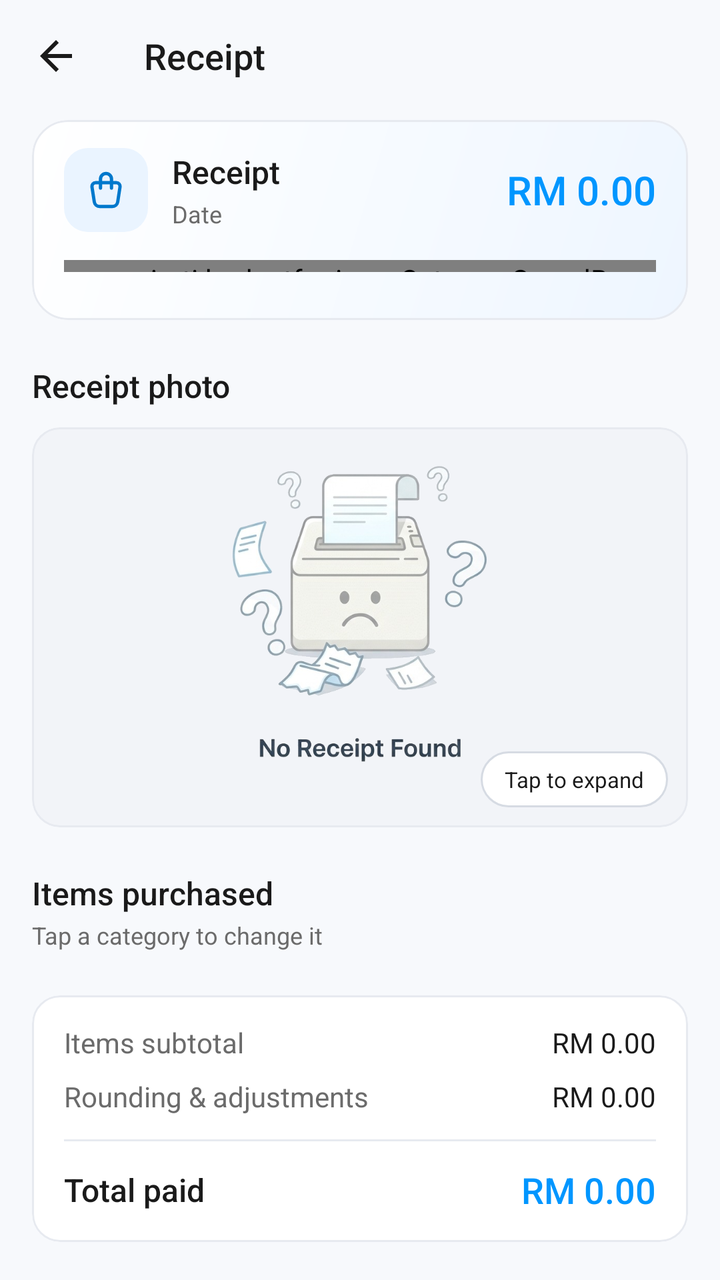
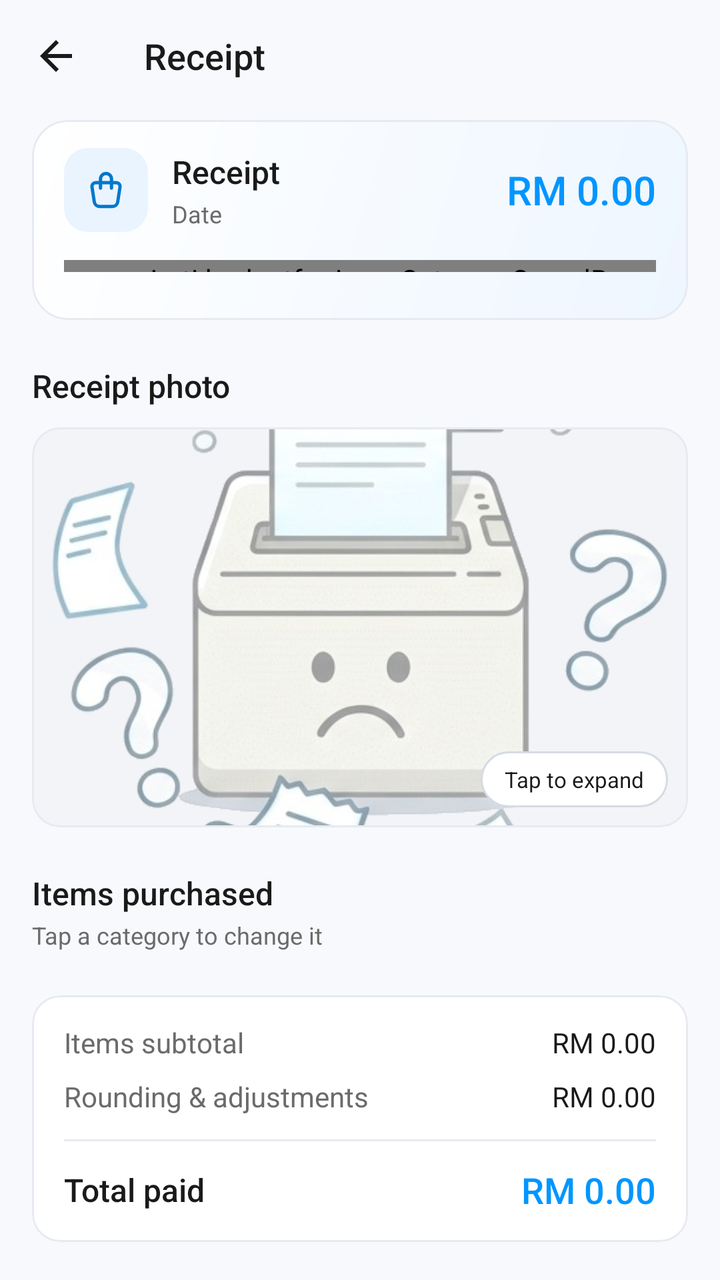

Two renders of the same Android screen: before a commit and after it. Below are the layout's source before the change and the commit's diff.
<!-- AndroidManifest.xml: application theme Theme.BudgetFY -->
<!-- res/layout/activity_receipt_detail.xml -->
<?xml version="1.0" encoding="utf-8"?>
<androidx.coordinatorlayout.widget.CoordinatorLayout
    xmlns:android="http://schemas.android.com/apk/res/android"
    xmlns:app="http://schemas.android.com/apk/res-auto"
    android:layout_width="match_parent"
    android:layout_height="match_parent"
    android:background="@color/page_bg">

    <LinearLayout
        android:layout_width="match_parent"
        android:layout_height="match_parent"
        android:orientation="vertical">

        <androidx.appcompat.widget.Toolbar
            android:id="@+id/detailToolbar"
            android:layout_width="match_parent"
            android:layout_height="?attr/actionBarSize"
            android:background="@color/page_bg"
            android:theme="@style/ThemeOverlay.App.Toolbar"
            app:navigationIcon="?attr/homeAsUpIndicator"
            app:title="Receipt"
            app:titleTextColor="@color/text_primary" />

        <androidx.core.widget.NestedScrollView
            android:layout_width="match_parent"
            android:layout_height="match_parent"
            android:clipToPadding="false"
            android:paddingBottom="28dp">

            <LinearLayout
                android:layout_width="match_parent"
                android:layout_height="wrap_content"
                android:orientation="vertical"
                android:paddingHorizontal="16dp">

                
                <com.google.android.material.card.MaterialCardView
                    android:layout_width="match_parent"
                    android:layout_height="wrap_content"
                    android:layout_marginTop="4dp"
                    app:cardCornerRadius="18dp">

                    <LinearLayout
                        android:layout_width="match_parent"
                        android:layout_height="wrap_content"
                        android:background="@drawable/bg_total_summary"
                        android:orientation="vertical"
                        android:paddingHorizontal="16dp"
                        android:paddingVertical="14dp">

                        
                        <LinearLayout
                            android:layout_width="match_parent"
                            android:layout_height="wrap_content"
                            android:gravity="center_vertical"
                            android:orientation="horizontal">

                            <ImageView
                                android:layout_width="42dp"
                                android:layout_height="42dp"
                                android:background="@drawable/bg_icon_tile"
                                android:contentDescription="@null"
                                android:padding="10dp"
                                android:src="@drawable/ic_shopping_bag" />

                            <LinearLayout
                                android:layout_width="0dp"
                                android:layout_height="wrap_content"
                                android:layout_marginStart="12dp"
                                android:layout_weight="1"
                                android:orientation="vertical">

                                <TextView
                                    android:id="@+id/detailStoreNameTextView"
                                    android:layout_width="match_parent"
                                    android:layout_height="wrap_content"
                                    android:ellipsize="end"
                                    android:fontFamily="sans-serif-medium"
                                    android:maxLines="1"
                                    android:text="Receipt"
                                    android:textColor="@color/text_primary"
                                    android:textSize="16sp" />

                                
                                <TextView
                                    android:id="@+id/detailDateTextView"
                                    android:layout_width="wrap_content"
                                    android:layout_height="wrap_content"
                                    android:layout_marginTop="2dp"
                                    android:text="Date"
                                    android:textColor="@color/text_secondary"
                                    android:textSize="12sp" />
                            </LinearLayout>

                            <TextView
                                android:id="@+id/detailTotalTextView"
                                android:layout_width="wrap_content"
                                android:layout_height="wrap_content"
                                android:layout_marginStart="10dp"
                                android:fontFamily="sans-serif-medium"
                                android:text="RM 0.00"
                                android:textColor="@color/brand_blue"
                                android:textSize="20sp" />
                        </LinearLayout>

                        
                        <com.jmti.budgetfy.views.CategorySpendBar
                            android:id="@+id/detailSpendBar"
                            android:layout_width="match_parent"
                            android:layout_height="6dp"
                            android:layout_marginTop="14dp" />

                        
                        <com.google.android.material.chip.ChipGroup
                            android:id="@+id/detailCategoryChips"
                            android:layout_width="match_parent"
                            android:layout_height="wrap_content"
                            android:layout_marginTop="10dp"
                            app:chipSpacingHorizontal="6dp"
                            app:chipSpacingVertical="6dp" />
                    </LinearLayout>
                </com.google.android.material.card.MaterialCardView>

                
                <TextView
                    android:layout_width="wrap_content"
                    android:layout_height="wrap_content"
                    android:layout_marginTop="22dp"
                    android:layout_marginBottom="10dp"
                    android:text="@string/receipt_photo"
                    android:textAppearance="@style/TextAppearance.App.Title" />

                <com.google.android.material.card.MaterialCardView
                    android:id="@+id/receiptImageCard"
                    android:layout_width="match_parent"
                    android:layout_height="wrap_content"
                    android:clickable="true"
                    android:focusable="true">

                    <FrameLayout
                        android:layout_width="match_parent"
                        android:layout_height="wrap_content"
                        android:background="@color/surface_muted">

                        <ImageView
                            android:id="@+id/receiptImageDetail"
                            android:layout_width="match_parent"
                            android:layout_height="200dp"
                            android:contentDescription="@string/receipt_image"
                            android:scaleType="centerCrop"
                            android:src="@drawable/receipt_placeholder" />

                        <TextView
                            android:id="@+id/imageExpandHint"
                            android:layout_width="wrap_content"
                            android:layout_height="28dp"
                            android:layout_gravity="bottom|end"
                            android:layout_margin="10dp"
                            android:background="@drawable/bg_pill"
                            android:gravity="center"
                            android:paddingHorizontal="12dp"
                            android:text="@string/tap_to_expand"
                            android:textColor="@color/text_primary"
                            android:textSize="11sp" />
                    </FrameLayout>
                </com.google.android.material.card.MaterialCardView>

                
                <TextView
                    android:layout_width="wrap_content"
                    android:layout_height="wrap_content"
                    android:layout_marginTop="22dp"
                    android:text="@string/items_purchased"
                    android:textAppearance="@style/TextAppearance.App.Title" />

                <TextView
                    android:layout_width="wrap_content"
                    android:layout_height="wrap_content"
                    android:layout_marginTop="2dp"
                    android:layout_marginBottom="10dp"
                    android:text="@string/tap_a_category_to_change_it"
                    android:textAppearance="@style/TextAppearance.App.Caption" />

                <com.google.android.material.card.MaterialCardView
                    android:layout_width="match_parent"
                    android:layout_height="wrap_content">

                    <androidx.recyclerview.widget.RecyclerView
                        android:id="@+id/detailItemsRecyclerView"
                        android:layout_width="match_parent"
                        android:layout_height="wrap_content"
                        android:nestedScrollingEnabled="false" />
                </com.google.android.material.card.MaterialCardView>

                
                <com.google.android.material.card.MaterialCardView
                    android:layout_width="match_parent"
                    android:layout_height="wrap_content"
                    android:layout_marginTop="12dp">

                    <include layout="@layout/view_receipt_totals" />
                </com.google.android.material.card.MaterialCardView>

            </LinearLayout>
        </androidx.core.widget.NestedScrollView>
    </LinearLayout>

</androidx.coordinatorlayout.widget.CoordinatorLayout>
<!-- res/layout/view_receipt_totals.xml (included above) -->
<?xml version="1.0" encoding="utf-8"?>
<LinearLayout xmlns:android="http://schemas.android.com/apk/res/android"
    android:id="@+id/receiptTotals"
    android:layout_width="match_parent"
    android:layout_height="wrap_content"
    android:orientation="vertical"
    android:paddingHorizontal="16dp"
    android:paddingVertical="14dp">

    <LinearLayout
        android:layout_width="match_parent"
        android:layout_height="wrap_content"
        android:orientation="horizontal">

        <TextView
            android:id="@+id/totalsSubtotalLabel"
            android:layout_width="0dp"
            android:layout_height="wrap_content"
            android:layout_weight="1"
            android:text="@string/items_subtotal"
            android:textColor="@color/text_secondary"
            android:textSize="14sp" />

        <TextView
            android:id="@+id/totalsSubtotal"
            android:layout_width="wrap_content"
            android:layout_height="wrap_content"
            android:text="RM 0.00"
            android:textColor="@color/text_primary"
            android:textSize="14sp" />
    </LinearLayout>

    
    <LinearLayout
        android:id="@+id/totalsChargesContainer"
        android:layout_width="match_parent"
        android:layout_height="wrap_content"
        android:orientation="vertical" />

    <LinearLayout
        android:layout_width="match_parent"
        android:layout_height="wrap_content"
        android:layout_marginTop="8dp"
        android:orientation="horizontal">

        <TextView
            android:layout_width="0dp"
            android:layout_height="wrap_content"
            android:layout_weight="1"
            android:text="@string/rounding_and_adjustments"
            android:textColor="@color/text_secondary"
            android:textSize="14sp" />

        <TextView
            android:id="@+id/totalsRounding"
            android:layout_width="wrap_content"
            android:layout_height="wrap_content"
            android:text="RM 0.00"
            android:textColor="@color/text_primary"
            android:textSize="14sp" />
    </LinearLayout>

    <View
        android:layout_width="match_parent"
        android:layout_height="1dp"
        android:layout_marginTop="12dp"
        android:background="@color/stroke" />

    <LinearLayout
        android:layout_width="match_parent"
        android:layout_height="wrap_content"
        android:layout_marginTop="12dp"
        android:gravity="center_vertical"
        android:orientation="horizontal">

        <TextView
            android:layout_width="0dp"
            android:layout_height="wrap_content"
            android:layout_weight="1"
            android:fontFamily="sans-serif-medium"
            android:text="@string/total_paid"
            android:textColor="@color/text_primary"
            android:textSize="16sp" />

        <TextView
            android:id="@+id/totalsTotal"
            android:layout_width="wrap_content"
            android:layout_height="wrap_content"
            android:fontFamily="sans-serif-medium"
            android:text="RM 0.00"
            android:textColor="@color/brand_blue"
            android:textSize="18sp" />
    </LinearLayout>
</LinearLayout>
<!-- resources referenced by this layout -->
<resources>
  <color name="brand_blue">#0096FF</color>
  <color name="page_bg">#F7F9FC</color>
  <color name="stroke">#E7EAF0</color>
  <color name="surface_muted">#F2F4F8</color>
  <color name="text_primary">#1A1A1A</color>
  <color name="text_secondary">#6B6B6B</color>
  <!-- drawable bg_icon_tile (drawable) -->
  <?xml version="1.0" encoding="utf-8"?>
  <shape xmlns:android="http://schemas.android.com/apk/res/android" android:shape="rectangle">
      <solid android:color="@color/accent_soft" />
      <corners android:radius="12dp" />
  </shape>
  <!-- drawable receipt_placeholder: png bitmap (drawable-nodpi, 235946 bytes) -->
  <string name="items_purchased">Items purchased</string>
  <string name="items_subtotal">Items subtotal</string>
  <string name="receipt_image">Receipt image</string>
  <string name="receipt_photo">Receipt photo</string>
  <string name="rounding_and_adjustments">Rounding &amp; adjustments</string>
  <string name="tap_a_category_to_change_it">Tap a category to change it</string>
  <string name="tap_to_expand">Tap to expand</string>
  <string name="total_paid">Total paid</string>
  <style name="TextAppearance.App.Caption" parent="">
          <item name="android:textSize">12sp</item>
          <item name="android:textColor">@color/text_secondary</item>
      </style>
  <style name="TextAppearance.App.Title" parent="">
          <item name="android:textSize">16sp</item>
          <item name="android:fontFamily">sans-serif-medium</item>
          <item name="android:textColor">@color/text_primary</item>
      </style>
  <style name="ThemeOverlay.App.Toolbar" parent="ThemeOverlay.AppCompat.Light">
          <item name="colorControlNormal">@color/text_primary</item>
          <item name="android:textColorPrimary">@color/text_primary</item>
      </style>
  <color name="accent_soft">#EAF4FF</color>
  <color name="card_bg">#FFFFFF</color>
  <color name="stroke_strong">#D6DBE3</color>
  <color name="summary_start">#FFFFFF</color>
  <color name="summary_end">#EEF6FF</color>
  <color name="accent_text">#0078CC</color>
  <color name="brand_blue_dark">#0078CC</color>
  <color name="white">#FFFFFFFF</color>
  <style name="ShapeAppearance.App.Small" parent="ShapeAppearance.MaterialComponents.SmallComponent">
          <item name="cornerFamily">rounded</item>
          <item name="cornerSize">12dp</item>
      </style>
  <style name="ShapeAppearance.App.Medium" parent="ShapeAppearance.MaterialComponents.MediumComponent">
          <item name="cornerFamily">rounded</item>
          <item name="cornerSize">14dp</item>
      </style>
  <style name="Widget.App.Toolbar" parent="Widget.AppCompat.Toolbar">
          <item name="android:background">@color/page_bg</item>
          <item name="titleTextAppearance">@style/TextAppearance.App.ToolbarTitle</item>
          <item name="titleTextColor">@color/text_primary</item>
      </style>
  <style name="Widget.App.AutoComplete" parent="Widget.AppCompat.AutoCompleteTextView">
          <item name="android:popupBackground">@drawable/bg_popup</item>
          <item name="android:dropDownVerticalOffset">6dp</item>
      </style>
  <color name="progress_track">#E9EDF2</color>
  <style name="ShapeAppearance.App.Dialog" parent="ShapeAppearance.MaterialComponents.MediumComponent">
          <item name="cornerFamily">rounded</item>
          <item name="cornerSize">20dp</item>
      </style>
  <style name="MaterialAlertDialog.App.Body" parent="MaterialAlertDialog.MaterialComponents.Body.Text">
          <item name="android:textSize">14sp</item>
          <item name="android:textColor">@color/text_secondary</item>
          <item name="android:lineSpacingExtra">2dp</item>
      </style>
  <style name="Widget.App.DialogButton.Cancel">
          <item name="android:textColor">@color/text_secondary</item>
      </style>
  <style name="Widget.App.DialogButton.Danger">
          <item name="android:textColor">@color/danger_red</item>
      </style>
  <color name="danger_red">#F44336</color>
  <!-- unchanged entries left out for length: 14 -->
</resources>

<!-- the commit's change to res/layout/activity_receipt_detail.xml (unified diff, before → after) -->
@@ -149,6 +149,19 @@
                             android:contentDescription="@string/receipt_image"
                             android:scaleType="centerCrop"
                             android:src="@drawable/receipt_placeholder" />
+
+                        
+                        <TextView
+                            android:id="@+id/noReceiptText"
+                            android:layout_width="wrap_content"
+                            android:layout_height="wrap_content"
+                            android:layout_gravity="bottom|center_horizontal"
+                            android:layout_marginBottom="14dp"
+                            android:fontFamily="sans-serif-medium"
+                            android:text="@string/no_receipt_found"
+                            android:textColor="@color/text_secondary"
+                            android:textSize="14sp"
+                            android:visibility="gone" />
 
                         <TextView
                             android:id="@+id/imageExpandHint"
<!-- resource entries referenced after the edit -->
@@ -12,9 +12,10 @@
       <solid android:color="@color/accent_soft" />
       <corners android:radius="12dp" />
   </shape>
-  <!-- drawable receipt_placeholder: png bitmap (drawable-nodpi, 235946 bytes) -->
+  <!-- drawable receipt_placeholder: png bitmap (drawable-nodpi, 157366 bytes) -->
   <string name="items_purchased">Items purchased</string>
   <string name="items_subtotal">Items subtotal</string>
+  <string name="no_receipt_found">No receipt found</string>
   <string name="receipt_image">Receipt image</string>
   <string name="receipt_photo">Receipt photo</string>
   <string name="rounding_and_adjustments">Rounding &amp; adjustments</string>
